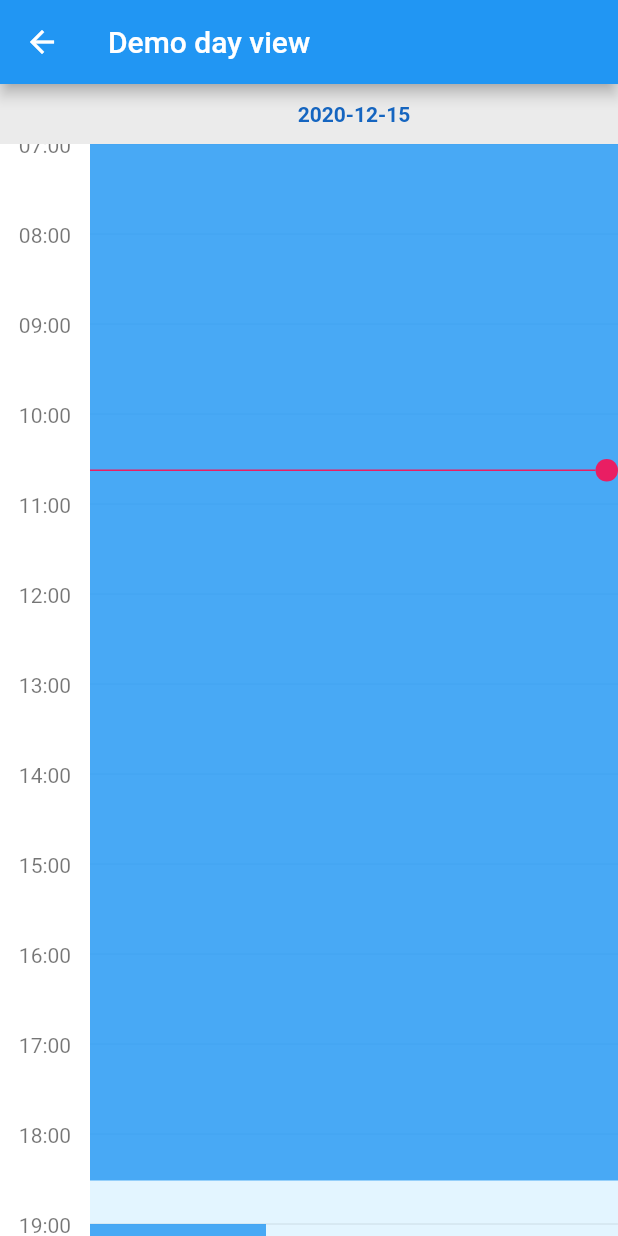
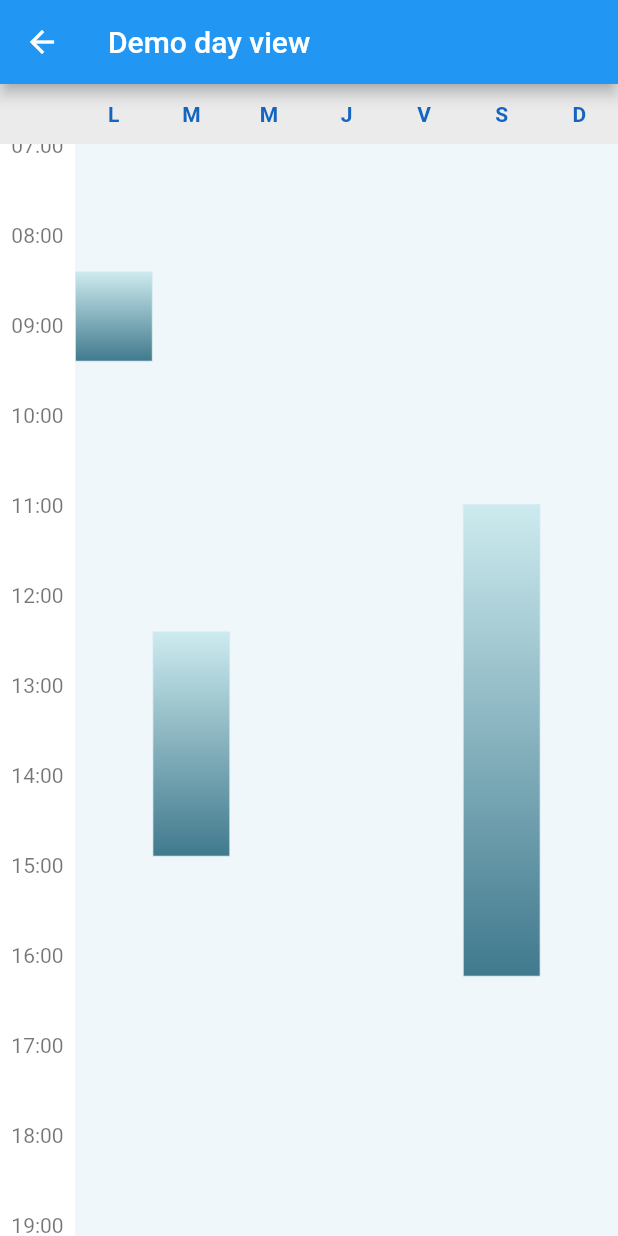
Before and after one commit to Skyost/FlutterWeekView, a Flutter app: the screen it shows after launch, after a tap on "Demo day view", on a phone screen of 412 x 824 dp. Run offline on Flutter 3.47's test engine with Material 2 defaults, Android fonts, the phone set to English and light mode, and no system bars.

Commit message:
add full week wiget

```diff
--- a/example/lib/main.dart
+++ b/example/lib/main.dart
@@ -69,7 +69,8 @@ class _FlutterWeekViewDemoAppBody extends StatelessWidget {
             ),
             RaisedButton(
               child: const Text('Demo dynamic day view'),
-              onPressed: () => Navigator.pushNamed(context, '/dynamic-day-view'),
+              onPressed: () =>
+                  Navigator.pushNamed(context, '/dynamic-day-view'),
             ),
             const Expanded(
               child: SizedBox.expand(),
@@ -102,40 +103,26 @@ class _DemoDayView extends StatelessWidget {
   Widget build(BuildContext context) {
     DateTime now = DateTime.now();
     DateTime date = DateTime(now.year, now.month, now.day);
-    return DayView(
+
+    return FullWeekView(
       initialTime: const HourMinute(hour: 7),
       date: now,
+      userZoomable: false,
+      hoursColumnStyle: const HoursColumnStyle(width: 50),
+      minimumTime: const HourMinute(hour: 6),
       events: [
-        FlutterWeekViewEvent(
-          title: 'An event 1',
-          description: 'A description 1',
-          start: date.subtract(const Duration(hours: 1)),
-          end: date.add(const Duration(hours: 18, minutes: 30)),
-        ),
-        FlutterWeekViewEvent(
-          title: 'An event 2',
-          description: 'A description 2',
-          start: date.add(const Duration(hours: 19)),
-          end: date.add(const Duration(hours: 22)),
-        ),
-        FlutterWeekViewEvent(
-          title: 'An event 3',
-          description: 'A description 3',
-          start: date.add(const Duration(hours: 23, minutes: 30)),
-          end: date.add(const Duration(hours: 25, minutes: 30)),
-        ),
-        FlutterWeekViewEvent(
-          title: 'An event 4',
-          description: 'A description 4',
-          start: date.add(const Duration(hours: 20)),
-          end: date.add(const Duration(hours: 21)),
-        ),
-        FlutterWeekViewEvent(
-          title: 'An event 5',
-          description: 'A description 5',
-          start: date.add(const Duration(hours: 20)),
-          end: date.add(const Duration(hours: 21)),
-        ),
+        WeekEvent(
+            start: const TimeOfDay(hour: 8, minute: 25),
+            end: const TimeOfDay(hour: 9, minute: 25),
+            day: [0]),
+        WeekEvent(
+            start: const TimeOfDay(hour: 12, minute: 25),
+            end: const TimeOfDay(hour: 14, minute: 55),
+            day: [1]),
+        WeekEvent(
+            start: const TimeOfDay(hour: 11, minute: 0),
+            end: const TimeOfDay(hour: 16, minute: 15),
+            day: [5])
       ],
       style: DayViewStyle.fromDate(
         date: date,
@@ -152,8 +139,13 @@ class _DemoWeekView extends StatelessWidget {
     DateTime now = DateTime.now();
     DateTime date = DateTime(now.year, now.month, now.day);
     return WeekView(
+      style: const WeekViewStyle(dayViewWidth: 90.0),
       initialTime: const HourMinute(hour: 7).atDate(DateTime.now()),
-      dates: [date.subtract(const Duration(days: 1)), date, date.add(const Duration(days: 1))],
+      dates: [
+        date.subtract(const Duration(days: 1)),
+        date,
+        date.add(const Duration(days: 1))
+      ],
       events: [
         FlutterWeekViewEvent(
           title: 'An event 1',
@@ -212,7 +204,8 @@ class _DynamicDayViewState extends State<_DynamicDayView> {
           IconButton(
             onPressed: () {
               setState(() {
-                DateTime start = DateTime(now.year, now.month, now.day, Random().nextInt(24), Random().nextInt(60));
+                DateTime start = DateTime(now.year, now.month, now.day,
+                    Random().nextInt(24), Random().nextInt(60));
                 events.add(FlutterWeekViewEvent(
                   title: 'Event ' + (events.length + 1).toString(),
                   start: start,
--- a/lib/flutter_week_view.dart
+++ b/lib/flutter_week_view.dart
@@ -5,6 +5,7 @@ export 'package:flutter_week_view/src/controller/day_view.dart';
 export 'package:flutter_week_view/src/controller/week_view.dart';
 export 'package:flutter_week_view/src/controller/zoom_controller.dart';
 export 'package:flutter_week_view/src/event.dart';
+export 'package:flutter_week_view/src/week_event.dart';
 export 'package:flutter_week_view/src/styles/day_bar.dart';
 export 'package:flutter_week_view/src/styles/day_view.dart';
 export 'package:flutter_week_view/src/styles/hours_column.dart';
@@ -13,5 +14,6 @@ export 'package:flutter_week_view/src/styles/zoomable_header_widget.dart';
 export 'package:flutter_week_view/src/utils/hour_minute.dart';
 export 'package:flutter_week_view/src/widgets/day_bar.dart';
 export 'package:flutter_week_view/src/widgets/day_view.dart';
+export 'package:flutter_week_view/src/widgets/full_week_view.dart';
 export 'package:flutter_week_view/src/widgets/week_view.dart';
 export 'package:flutter_week_view/src/widgets/zoomable_header_widget.dart';
--- /dev/null
+++ b/lib/src/widgets/full_week_view.dart
@@ -0,0 +1,274 @@
+import 'dart:collection';
+
+import 'package:flutter/material.dart';
+import 'package:flutter_week_view/src/controller/day_view.dart';
+import 'package:flutter_week_view/src/week_event.dart';
+import 'package:flutter_week_view/src/styles/day_bar.dart';
+import 'package:flutter_week_view/src/styles/day_view.dart';
+import 'package:flutter_week_view/src/styles/hours_column.dart';
+import 'package:flutter_week_view/src/utils/builders.dart';
+import 'package:flutter_week_view/src/utils/event_grid.dart';
+import 'package:flutter_week_view/src/utils/hour_minute.dart';
+import 'package:flutter_week_view/src/utils/scroll.dart';
+import 'package:flutter_week_view/src/utils/utils.dart';
+import 'package:flutter_week_view/src/widgets/hours_column.dart';
+import 'package:flutter_week_view/src/widgets/week_bar.dart';
+import 'package:flutter_week_view/src/widgets/zoomable_header_widget.dart';
+
+/// A (scrollable) day view which is able to display events, zoom and un-zoom and more !
+class FullWeekView
+    extends ZoomableHeadersWidget<DayViewStyle, DayViewController> {
+  /// The events.
+  final List<WeekEvent> events;
+
+  /// The day view date.
+  final DateTime date;
+
+  /// The day bar style.
+  final DayBarStyle dayBarStyle;
+
+  /// Creates a new day view instance.
+  FullWeekView({
+    List<WeekEvent> events,
+    @required DateTime date,
+    DayViewStyle style,
+    HoursColumnStyle hoursColumnStyle,
+    DayBarStyle dayBarStyle,
+    DayViewController controller,
+    bool inScrollableWidget,
+    HourMinute minimumTime,
+    HourMinute maximumTime,
+    HourMinute initialTime,
+    bool userZoomable,
+    CurrentTimeIndicatorBuilder currentTimeIndicatorBuilder,
+    HoursColumnTimeBuilder hoursColumnTimeBuilder,
+    HoursColumnTapCallback onHoursColumnTappedDown,
+    DayBarTapCallback onDayBarTappedDown,
+  })  : assert(date != null),
+        date = date.yearMonthDay,
+        events = events ?? [],
+        dayBarStyle = dayBarStyle ?? DayBarStyle.fromDate(date: date),
+        super(
+          style: style ?? DayViewStyle.fromDate(date: date),
+          hoursColumnStyle: hoursColumnStyle ?? const HoursColumnStyle(),
+          controller: controller ?? DayViewController(),
+          inScrollableWidget: inScrollableWidget ?? true,
+          minimumTime: minimumTime ?? HourMinute.MIN,
+          maximumTime: maximumTime ?? HourMinute.MAX,
+          initialTime: initialTime?.atDate(date) ??
+              (Utils.sameDay(date) ? HourMinute.now() : const HourMinute())
+                  .atDate(date),
+          userZoomable: userZoomable ?? true,
+          hoursColumnTimeBuilder: hoursColumnTimeBuilder ??
+              DefaultBuilders.defaultHoursColumnTimeBuilder,
+          currentTimeIndicatorBuilder: currentTimeIndicatorBuilder ??
+              DefaultBuilders.defaultCurrentTimeIndicatorBuilder,
+          onHoursColumnTappedDown: onHoursColumnTappedDown,
+          onDayBarTappedDown: onDayBarTappedDown,
+        );
+
+  @override
+  State<StatefulWidget> createState() => _FullWeekViewState();
+}
+
+/// The day view state.
+class _FullWeekViewState extends ZoomableHeadersWidgetState<FullWeekView> {
+  /// Contains all events draw properties.
+  // final Map<WeekEvent, EventDrawProperties> eventsDrawProperties =
+  //     HashMap();
+
+  /// The flutter week view events.
+  // List<WeekEvent> events;
+
+  @override
+  void initState() {
+    super.initState();
+
+    scheduleScrollToInitialTime();
+    reset();
+    WidgetsBinding.instance.addPostFrameCallback((_) {
+      if (mounted) {
+        setState(createEventsDrawProperties);
+      }
+    });
+  }
+
+  @override
+  void didUpdateWidget(FullWeekView oldWidget) {
+    super.didUpdateWidget(oldWidget);
+    reset();
+    createEventsDrawProperties();
+  }
+
+  @override
+  Widget build(BuildContext context) {
+    Widget mainWidget = createMainWidget();
+    if (widget.style.headerSize > 0 || widget.hoursColumnStyle.width > 0) {
+      mainWidget = Stack(
+        children: [
+          mainWidget,
+          Positioned(
+            top: 0,
+            left: widget.hoursColumnStyle.width,
+            right: 0,
+            child: WeekBar.fromHeadersWidgetState(
+              parent: widget,
+              style: widget.dayBarStyle,
+              width: double.infinity,
+            ),
+          ),
+          Container(
+            height: widget.style.headerSize,
+            width: widget.hoursColumnStyle.width,
+            color: widget.dayBarStyle.color,
+          ),
+        ],
+      );
+    }
+
+    if (!isZoomable) {
+      return mainWidget;
+    }
+
+    return GestureDetector(
+      onScaleStart: (_) => widget.controller.scaleStart(),
+      onScaleUpdate: widget.controller.scaleUpdate,
+      onVerticalDragStart: (detail) => {print(detail.localPosition.dx)},
+      onVerticalDragEnd: (detail) => {print('end')},
+      child: mainWidget,
+    );
+  }
+
+  @override
+  void onZoomFactorChanged(
+      DayViewController controller, ScaleUpdateDetails details) {
+    super.onZoomFactorChanged(controller, details);
+
+    if (mounted) {
+      setState(createEventsDrawProperties);
+    }
+  }
+
+  @override
+  DayViewStyle get currentDayViewStyle => widget.style;
+
+  Widget weekBuilder() {
+    final dragWidth =
+        MediaQuery.of(context).size.width - widget.hoursColumnStyle.width;
+    final eventWidth = dragWidth / 7;
+    final children = widget.events
+        .map((entry) {
+          final timeStartObj =
+              HourMinute(hour: entry.start.hour, minute: entry.start.minute);
+          final timeEndObj =
+              HourMinute(hour: entry.end.hour, minute: entry.end.minute);
+          return entry.day
+              .map((e) => Positioned(
+                    top: calculateTopOffset(timeStartObj),
+                    left: e * eventWidth,
+                    child: Container(
+                      width: eventWidth,
+                      height: calculateTopOffset(timeEndObj) -
+                          calculateTopOffset(timeStartObj),
+                      child: entry.child,
+                      decoration: BoxDecoration(
+                          gradient: const LinearGradient(
+                            begin: Alignment.topCenter,
+                            end: Alignment.bottomCenter,
+                            colors: [Color(0xffcdebef), Color(0xff40798d)],
+                          ),
+                          border: Border.all(
+                              color: const Color(0xffd8eaf3), width: 0.5)),
+                    ),
+                  ))
+              .toList();
+        })
+        .toList()
+        .expand((element) => element)
+        .toList();
+    return Column(
+      children: [
+        Expanded(
+          flex: 1,
+          child: Container(
+            width: double.infinity,
+            color: const Color.fromRGBO(240, 247, 250, 1),
+            child: Stack(
+              children: children,
+            ),
+          ),
+        )
+      ],
+    );
+  }
+
+  /// Creates the main widget, with a hours column and an events column.
+  Widget createMainWidget() {
+    List<Widget> children = [];
+
+    children.add(Padding(
+      padding: EdgeInsets.only(left: widget.hoursColumnStyle.width),
+      child: weekBuilder(),
+    ));
+
+    if (widget.hoursColumnStyle.width > 0) {
+      children.add(Positioned(
+        top: 0,
+        left: 0,
+        child: HoursColumn.fromHeadersWidgetState(parent: this),
+      ));
+    }
+
+    Widget mainWidget = SizedBox(
+      height: calculateHeight(),
+      child: Stack(children: children),
+    );
+
+    if (verticalScrollController != null) {
+      mainWidget = NoGlowBehavior.noGlow(
+        child: SingleChildScrollView(
+          controller: verticalScrollController,
+          child: mainWidget,
+        ),
+      );
+    }
+
+    return Padding(
+      padding: EdgeInsets.only(top: widget.style.headerSize),
+      child: mainWidget,
+    );
+  }
+
+  void reset() {
+    // eventsDrawProperties.clear();
+    // events = List.of(widget.events)..sort();
+  }
+
+  /// Creates the events draw properties and add them to the current list.
+  void createEventsDrawProperties() {
+    EventGrid eventsGrid = EventGrid();
+    // for (WeekEvent event in List.of(events)) {
+    //   EventDrawProperties drawProperties =
+    //       eventsDrawProperties[event] ?? EventDrawProperties(widget, event);
+    //   if (!drawProperties.shouldDraw) {
+    //     events.remove(event);
+    //     continue;
+    //   }
+
+    //   drawProperties.calculateTopAndHeight(calculateTopOffset);
+    //   if (drawProperties.left == null || drawProperties.width == null) {
+    //     eventsGrid.add(drawProperties);
+    //   }
+
+    //   eventsDrawProperties[event] = drawProperties;
+    // }
+
+    if (eventsGrid.drawPropertiesList.isNotEmpty) {
+      double eventsColumnWidth =
+          (context.findRenderObject() as RenderBox).size.width -
+              widget.hoursColumnStyle.width;
+      eventsGrid.processEvents(
+          widget.hoursColumnStyle.width, eventsColumnWidth);
+    }
+  }
+}
--- /dev/null
+++ b/lib/src/widgets/week_bar.dart
@@ -0,0 +1,79 @@
+import 'package:flutter/material.dart';
+import 'package:flutter_week_view/src/styles/day_bar.dart';
+import 'package:flutter_week_view/src/utils/utils.dart';
+import 'package:flutter_week_view/src/widgets/zoomable_header_widget.dart';
+
+const weeks = ['L', 'M', 'M', 'J', 'V', 'S', 'D'];
+
+/// A bar which is showing a week.
+class WeekBar extends StatelessWidget {
+  /// The date.
+  // final DateTime date;
+
+  /// The widget style.
+  final DayBarStyle style;
+
+  /// The widget height.
+  final double height;
+
+  /// The width width.
+  final double width;
+
+  /// Triggered when the day bar has been tapped down.
+  final DayBarTapCallback onDayBarTappedDown;
+
+  /// Creates a new day bar instance.
+  WeekBar({
+    // @required DateTime date,
+    @required this.style,
+    this.height,
+    this.width,
+    this.onDayBarTappedDown,
+  }) : assert(style != null);
+  // date = date.yearMonthDay;
+
+  /// Creates a new day bar instance from a headers widget instance.
+  WeekBar.fromHeadersWidgetState({
+    @required ZoomableHeadersWidget parent,
+    @required DayBarStyle style,
+    double width,
+  }) : this(
+          style: style,
+          height: parent.style.headerSize,
+          width: width,
+          onDayBarTappedDown: parent.onDayBarTappedDown,
+        );
+
+  @override
+  Widget build(BuildContext context) {
+    List<Widget> children = [];
+
+    weeks.forEach((element) {
+      children.add(
+        Expanded(
+          flex: 1,
+          child: Container(
+            height: height,
+            color: style.decoration == null ? style.color : null,
+            decoration: style.decoration,
+            alignment: style.textAlignment,
+            child: Text(
+              element,
+              style: style.textStyle,
+            ),
+          ),
+        ),
+      );
+    });
+
+    return Container(
+      height: height,
+      color: style.decoration == null ? style.color : null,
+      child: Row(
+        mainAxisAlignment: MainAxisAlignment.center,
+        crossAxisAlignment: CrossAxisAlignment.center,
+        children: children,
+      ),
+    );
+  }
+}
```
Also changed, not shown: lib/src/week_event.dart (added, +104 -0 lines), lib/src/widgets/week_view.dart (+47 -19 lines), example/flutter_01.png (added), example/pubspec.lock, 1 other file.
